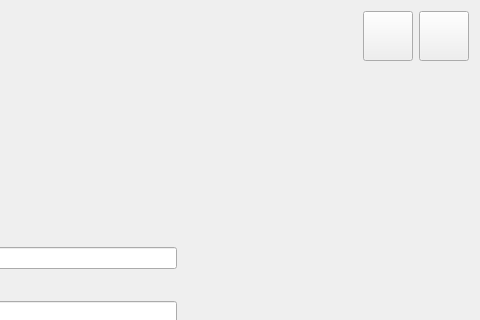
Above: signup.ui from EotDc35F/project before the change; both pictures show x 417 to 897 and y 0 to 320 of the 897 by 535 pixel window. Below: the same form after it.
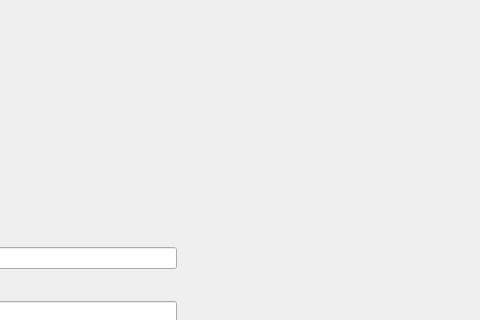
That is the form after the change. Icons and pictures are not drawn.

```diff
--- a/signup.ui
+++ b/signup.ui
@@ -14,7 +14,14 @@
    <string>Dialog</string>
   </property>
   <property name="styleSheet">
-   <string notr="true"/>
+   <string notr="true">#close:hover
+{
+background-color:rgb(177, 0, 0);
+}
+#back:hover
+{
+background-color:rgb(197, 206, 201);
+}</string>
   </property>
   <layout class="QVBoxLayout" name="verticalLayout">
    <item>
@@ -40,6 +47,9 @@
          <height>50</height>
         </size>
        </property>
+       <property name="styleSheet">
+        <string notr="true">border:3px white;</string>
+       </property>
        <property name="text">
         <string/>
        </property>
@@ -60,6 +70,9 @@
          <height>50</height>
         </size>
        </property>
+       <property name="styleSheet">
+        <string notr="true">border:3px white;</string>
+       </property>
        <property name="text">
         <string/>
        </property>
```
